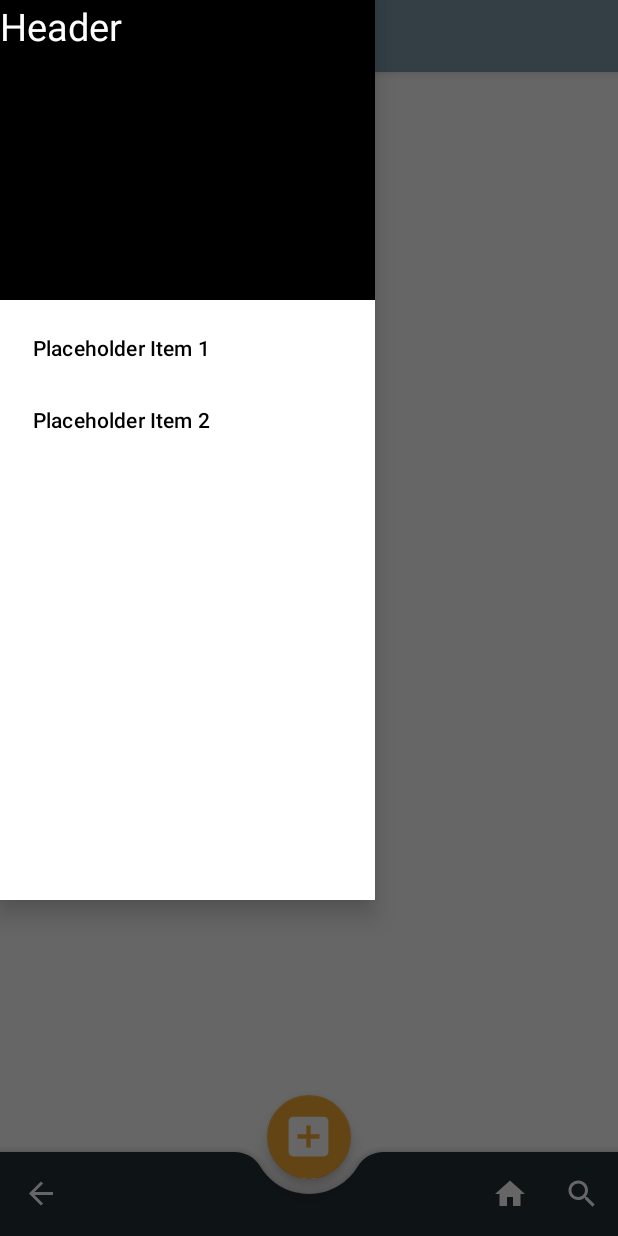
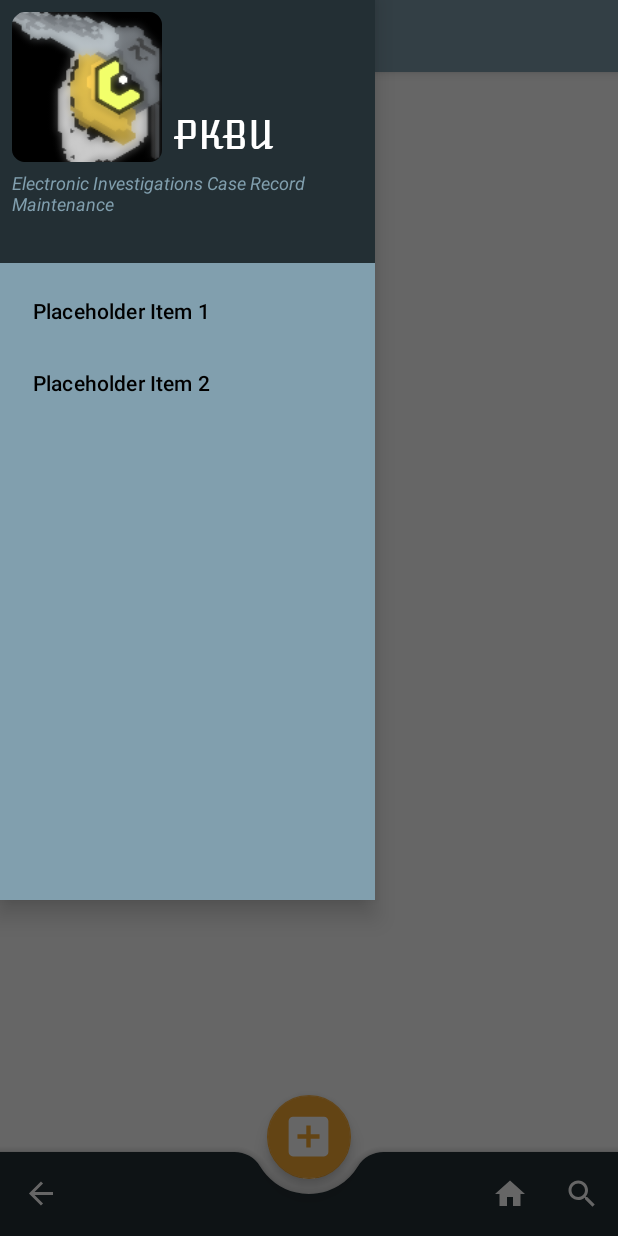
Before and after one commit to ggroce/pkbu-electronic-investigations-crm-android, an Android app: the screen it shows after launch (MainActivity), with the side drawer open, on a phone screen of 412 x 824 dp. Run offline under Robolectric (Android 15) with nearby library versions, the phone set to English and light mode, and no system bars; our stand-ins replace Firebase (no records; nobody signed in at launch, a user with empty details on screens opened directly), Picasso; libraries missing offline, so code that uses them is left out: org.pkbu; 10 statements that could not run were skipped.

Commit message:
Styling navigation menu.

```diff
--- a/app/src/main/res/layout/activity_main.xml
+++ b/app/src/main/res/layout/activity_main.xml
@@ -13,12 +13,13 @@
         layout="@layout/content_main"/>
 
     <com.google.android.material.navigation.NavigationView
+        android:id="@+id/nav_view"
         android:layout_width="250dp"
         android:layout_height="600dp"
-        android:id="@+id/nav_view"
-        app:menu="@menu/nav_menu"
+        android:layout_gravity="start"
+        android:background="@color/colorAccent2"
+        android:fitsSystemWindows="true"
         app:headerLayout="@layout/nav_header"
-        android:fitsSystemWindows="true"
-        android:layout_gravity="start" />
+        app:menu="@menu/nav_menu" />
 
 </androidx.drawerlayout.widget.DrawerLayout>
--- a/app/src/main/res/layout/nav_header.xml
+++ b/app/src/main/res/layout/nav_header.xml
@@ -1,14 +1,49 @@
 <?xml version="1.0" encoding="utf-8"?>
 <androidx.appcompat.widget.LinearLayoutCompat xmlns:android="http://schemas.android.com/apk/res/android"
+    xmlns:app="http://schemas.android.com/apk/res-auto"
+    xmlns:tools="http://schemas.android.com/tools"
     android:layout_width="match_parent"
-    android:layout_height="200dp"
-    android:background="#000000">
+    android:layout_height="175dp"
+    android:background="@color/colorPrimaryDark">
 
-    <TextView
-        android:id="@+id/textView28"
-        android:layout_width="match_parent"
-        android:layout_height="wrap_content"
-        android:text="Header"
-        android:textColor="#FFFFFF"
-        android:textSize="25sp" />
+    <androidx.constraintlayout.widget.ConstraintLayout
+        android:layout_width="250dp"
+        android:layout_height="match_parent">
+
+        <TextView
+            android:id="@+id/textView28"
+            android:layout_width="wrap_content"
+            android:layout_height="wrap_content"
+            android:layout_marginStart="8dp"
+            android:fontFamily="@font/atomic_age"
+            android:text="PKBU"
+            android:textColor="@color/colorWhite"
+            android:textSize="25sp"
+            app:layout_constraintBottom_toBottomOf="@+id/imageView"
+            app:layout_constraintStart_toEndOf="@+id/imageView" />
+
+        <ImageView
+            android:id="@+id/imageView"
+            android:layout_width="100dp"
+            android:layout_height="100dp"
+            android:layout_marginStart="8dp"
+            android:layout_marginTop="8dp"
+            app:layout_constraintStart_toStartOf="parent"
+            app:layout_constraintTop_toTopOf="parent"
+            app:srcCompat="@mipmap/ic_launcher" />
+
+        <TextView
+            android:id="@+id/textView29"
+            android:layout_width="200dp"
+            android:layout_height="wrap_content"
+            android:layout_marginTop="5dp"
+            android:text="Electronic Investigations Case Record Maintenance"
+            android:textColor="@color/colorAccent2"
+            android:textSize="12sp"
+            android:textStyle="italic"
+            app:layout_constraintStart_toStartOf="@+id/imageView"
+            app:layout_constraintTop_toBottomOf="@+id/imageView" />
+
+    </androidx.constraintlayout.widget.ConstraintLayout>
+
 </androidx.appcompat.widget.LinearLayoutCompat>
```
Also changed, not shown: app/src/main/res/font/atomic_age.ttf (added).
